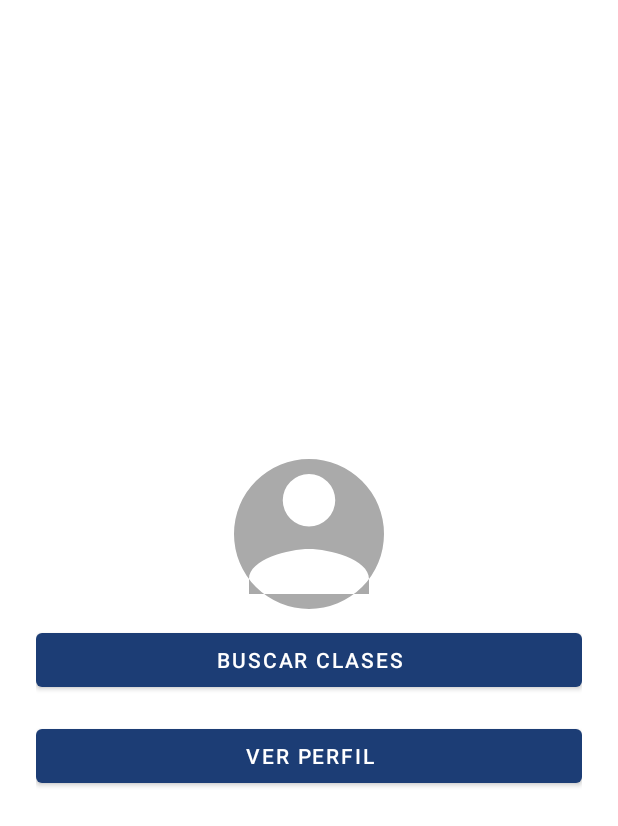
After one commit to francisrojass/ClasesParticularesApk, an Android app built with Jetpack Compose: the layout activity_student_home.xml on its own in the app's theme, with its tools: preview values and no code run, on a phone screen of 412 x 824 dp. The commit adds this screen. Shown: the top 826 px of the screen. Run offline under Robolectric (Android 15) with nearby library versions, the phone set to English and light mode, and no system bars.

Commit message:
Falta terminar activity home y el boton

```diff
--- /dev/null
+++ b/app/src/main/res/layout/activity_student_home.xml
@@ -0,0 +1,39 @@
+<?xml version="1.0" encoding="utf-8"?>
+<androidx.constraintlayout.widget.ConstraintLayout xmlns:android="http://schemas.android.com/apk/res/android"
+    xmlns:tools="http://schemas.android.com/tools"
+    android:layout_width="match_parent"
+    android:layout_height="match_parent">
+
+    <LinearLayout xmlns:android="http://schemas.android.com/apk/res/android"
+        android:orientation="vertical"
+        android:padding="24dp"
+        android:gravity="center"
+        android:layout_width="match_parent"
+        android:layout_height="match_parent"
+        tools:ignore="ExtraText">
+
+        <ImageView
+            android:id="@+id/imagenPerfil"
+            android:layout_width="120dp"
+            android:layout_height="120dp"
+            android:src="@drawable/ic_profile_placeholder"
+            tools:ignore="ExtraText" /> <!-- Foto por defecto -->
+            android:scaleType="centerCrop"
+            android:layout_marginBottom="24dp" />
+
+        <Button
+            android:id="@+id/btnBuscarClases"
+            android:layout_width="match_parent"
+            android:layout_height="wrap_content"
+            android:text="Buscar Clases" />
+
+        <Button
+            android:id="@+id/btnPerfil"
+            android:layout_width="match_parent"
+            android:layout_height="wrap_content"
+            android:text="Ver Perfil"
+            android:layout_marginTop="16dp" />
+    </LinearLayout>
+
+
+</androidx.constraintlayout.widget.ConstraintLayout>
```
Also changed, not shown: app/src/main/java/com/example/clasesparticularesapp/ui/student/StudentActivity.kt (+17 -2 lines), app/src/main/java/com/example/clasesparticularesapp/ui/student/StudentHomeActivity.kt (added, +51 -0 lines).
